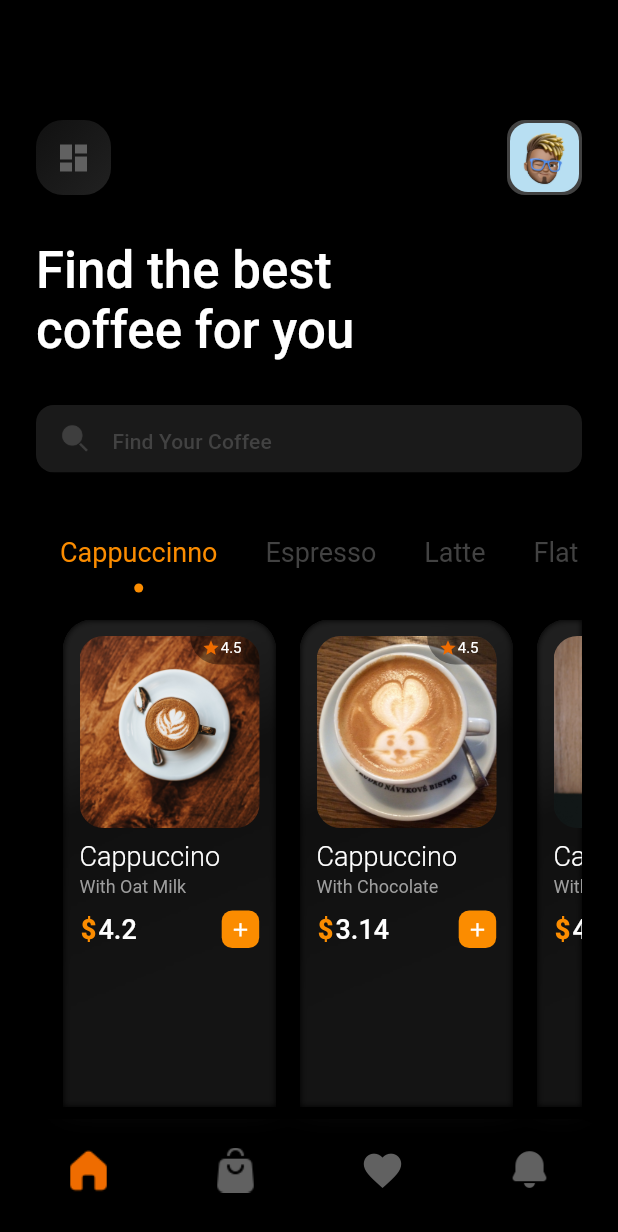
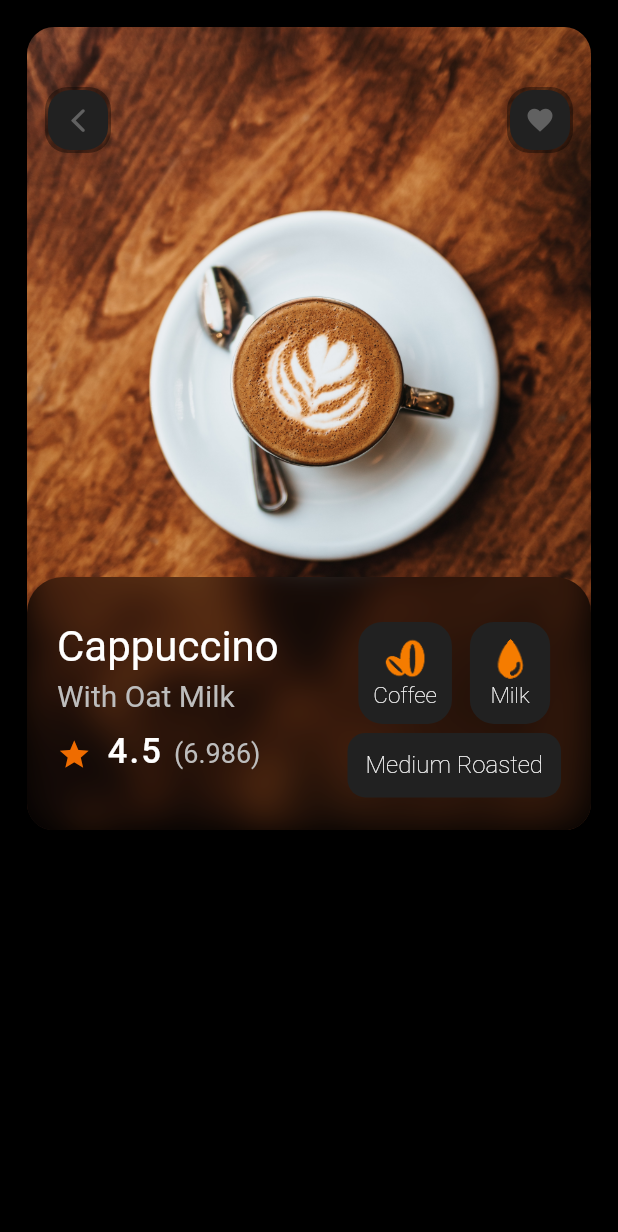
Before and after one commit to John-Daniels/flutter_coffee_shop_ui, a Flutter app: the screen it shows after launch, after a tap on "4.5", on a phone screen of 412 x 824 dp. Shown: the top 1232 px of the screen. Run offline on Flutter 3.47's test engine with Material 2 defaults, Android fonts, the phone set to English and light mode, and no system bars; our stand-ins replace tab_indicator_styler.

Commit message:
added: coffee datail screen

```diff
--- /dev/null
+++ b/lib/screens/coffee_detail/coffee_details.dart
@@ -0,0 +1,325 @@
+import 'dart:ui';
+
+import 'package:flutter/cupertino.dart';
+import 'package:flutter/material.dart';
+
+class CoffeeDetail extends StatefulWidget {
+  const CoffeeDetail({super.key});
+
+  @override
+  State<CoffeeDetail> createState() => _CoffeeDetailState();
+}
+
+class _CoffeeDetailState extends State<CoffeeDetail> {
+  @override
+  Widget build(BuildContext context) {
+    return Scaffold(
+      backgroundColor: Colors.black,
+      body: Padding(
+        padding: const EdgeInsets.all(18),
+        child: ListView(
+          physics: const BouncingScrollPhysics(),
+          children: [
+            ClipRRect(
+              borderRadius: BorderRadius.circular(18),
+              child: SizedBox(
+                height: MediaQuery.of(context).size.height * 0.65,
+                child: Stack(
+                  children: [
+                    SizedBox(
+                      width: double.infinity,
+                      child: Image.asset(
+                        'assets/images/coffee3.jpg',
+                        fit: BoxFit.cover,
+                        alignment: Alignment.bottomCenter,
+                      ),
+                    ),
+
+                    // appbar
+                    const MyFloatingAppBar(),
+
+                    // title + actions
+
+                    Positioned(
+                      bottom: -8,
+                      left: 0,
+                      right: 0,
+                      child: ClipRRect(
+                        borderRadius: const BorderRadius.only(
+                          topLeft: Radius.circular(24),
+                          topRight: Radius.circular(24),
+                        ),
+                        child: MyBackdrop(
+                          color: Colors.black45,
+                          child: Padding(
+                            padding: const EdgeInsets.symmetric(
+                              horizontal: 20,
+                              vertical: 30,
+                            ),
+                            child: Row(
+                              crossAxisAlignment: CrossAxisAlignment.start,
+                              children: [
+                                Column(
+                                  crossAxisAlignment: CrossAxisAlignment.start,
+                                  children: [
+                                    RichText(
+                                      text: TextSpan(
+                                        children: [
+                                          TextSpan(
+                                            text: 'Cappuccino\n',
+                                            style: Theme.of(context)
+                                                .textTheme
+                                                .headline4!
+                                                .copyWith(
+                                                  fontSize: 28,
+                                                  color: Colors.white,
+                                                ),
+                                          ),
+                                          TextSpan(
+                                            text: 'With Oat Milk',
+                                            style: Theme.of(context)
+                                                .textTheme
+                                                .bodySmall!
+                                                .copyWith(
+                                                  fontSize: 20,
+                                                  color: Colors.grey.shade400,
+                                                  // fontWeight: FontWeight.w300,
+                                                  height: 1.5,
+                                                ),
+                                          ),
+                                        ],
+                                      ),
+                                    ),
+                                    const SizedBox(height: 10),
+                                    Row(
+                                      mainAxisAlignment:
+                                          MainAxisAlignment.start,
+                                      crossAxisAlignment:
+                                          CrossAxisAlignment.end,
+                                      children: [
+                                        Icon(
+                                          Icons.star,
+                                          color: Colors.orange.shade800,
+                                          size: 23,
+                                        ),
+                                        const SizedBox(
+                                          width: 10,
+                                        ),
+                                        RichText(
+                                            text: TextSpan(children: [
+                                          TextSpan(
+                                            text: '4.5 ',
+                                            style: Theme.of(context)
+                                                .textTheme
+                                                .headline5!
+                                                .copyWith(
+                                                  letterSpacing: 1.5,
+                                                  fontSize: 23,
+                                                  fontWeight: FontWeight.w500,
+                                                  color: Colors.white,
+                                                ),
+                                          ),
+                                          TextSpan(
+                                              text: "(6.986)",
+                                              style: TextStyle(
+                                                fontSize: 18,
+                                                color: Colors.grey.shade400,
+                                              ))
+                                        ]))
+                                      ],
+                                    )
+                                  ],
+
+                                  // actions
+                                ),
+
+                                const Spacer(),
+                                // actions
+                                Column(
+                                  mainAxisAlignment: MainAxisAlignment.start,
+                                  children: [
+                                    Row(
+                                      children: const [
+                                        CoffeeDetailIcon(
+                                            title: 'Coffee',
+                                            icon:
+                                                'assets/icons/coffee_icon.png'),
+                                        SizedBox(width: 12),
+                                        CoffeeDetailIcon(
+                                          title: 'Milk',
+                                          icon:
+                                              'assets/icons/milk_drop_icon.png',
+                                        ),
+                                      ],
+                                    ),
+                                    const SizedBox(height: 6),
+                                    Container(
+                                      padding: const EdgeInsets.all(12),
+                                      decoration: BoxDecoration(
+                                        color: Colors.grey.shade900,
+                                        borderRadius: BorderRadius.circular(12),
+                                      ),
+                                      child: const Text(
+                                        'Medium Roasted',
+                                        style: TextStyle(
+                                          fontWeight: FontWeight.w200,
+                                          fontSize: 16,
+                                        ),
+                                      ),
+                                    )
+                                  ],
+                                )
+                              ],
+                            ),
+                          ),
+                        ),
+                      ),
+                    )
+                  ],
+                ),
+              ),
+            )
+          ],
+        ),
+      ),
+    );
+  }
+}
+
+class CoffeeDetailIcon extends StatelessWidget {
+  final String icon;
+  final String title;
+  const CoffeeDetailIcon({
+    Key? key,
+    required this.icon,
+    required this.title,
+  }) : super(key: key);
+
+  @override
+  Widget build(BuildContext context) {
+    return Container(
+      padding: const EdgeInsets.all(10),
+      decoration: BoxDecoration(
+        color: Colors.grey.shade900,
+        borderRadius: BorderRadius.circular(16),
+      ),
+      child: Column(
+        children: [
+          Image.asset(
+            icon,
+            color: Colors.orange.shade700,
+            height: 30,
+          ),
+          Text(
+            title,
+            style: const TextStyle(
+              fontWeight: FontWeight.w200,
+              fontSize: 15,
+            ),
+          )
+        ],
+      ),
+    );
+  }
+}
+
+class MyFloatingAppBar extends StatelessWidget {
+  const MyFloatingAppBar({
+    Key? key,
+  }) : super(key: key);
+
+  @override
+  Widget build(BuildContext context) {
+    return Positioned(
+      top: 0,
+      right: 0,
+      left: 0,
+      child: Container(
+        padding: const EdgeInsets.symmetric(
+          horizontal: 12,
+          vertical: 40,
+        ),
+        width: double.infinity,
+        child: Row(
+          mainAxisAlignment: MainAxisAlignment.spaceBetween,
+          children: [
+            MyAppBarIcon(
+              icon: Icon(
+                CupertinoIcons.back,
+                color: Colors.grey.shade700,
+              ),
+              onTap: () => Navigator.of(context).pop(),
+            ),
+            MyAppBarIcon(
+              icon: Padding(
+                padding: const EdgeInsets.all(2),
+                child: Icon(
+                  Icons.favorite,
+                  color: Colors.grey.shade700,
+                  size: 20,
+                ),
+              ),
+              onTap: () {},
+            ),
+          ],
+        ),
+      ),
+    );
+  }
+}
+
+class MyAppBarIcon extends StatelessWidget {
+  final Widget icon;
+  final VoidCallback onTap;
+  const MyAppBarIcon({
+    Key? key,
+    required this.icon,
+    required this.onTap,
+  }) : super(key: key);
+
+  @override
+  Widget build(BuildContext context) {
+    return GestureDetector(
+      onTap: onTap,
+      child: Container(
+        padding: const EdgeInsets.all(2),
+        decoration: BoxDecoration(
+          borderRadius: BorderRadius.circular(15),
+          color: Colors.black38,
+        ),
+        child: ClipRRect(
+          borderRadius: BorderRadius.circular(15),
+          child: Container(
+            color: Colors.grey.shade900,
+            padding: const EdgeInsets.all(8),
+            child: icon,
+          ),
+        ),
+      ),
+    );
+  }
+}
+
+class MyBackdrop extends StatelessWidget {
+  final Widget child;
+  final Color? color;
+
+  const MyBackdrop({
+    super.key,
+    required this.child,
+    this.color = Colors.transparent,
+  });
+
+  @override
+  Widget build(BuildContext context) {
+    return SizedBox(
+      child: BackdropFilter(
+        filter: ImageFilter.blur(sigmaX: 12, sigmaY: 12),
+        child: Container(
+          color: color,
+          child: child,
+        ),
+      ),
+    );
+  }
+}
--- a/lib/screens/home/home_screen.dart
+++ b/lib/screens/home/home_screen.dart
@@ -5,6 +5,7 @@ import 'package:coffee_shop_app/screens/home/widgets/my_bottom_nav.dart';
 import 'package:flutter/material.dart';
 import 'package:tab_indicator_styler/tab_indicator_styler.dart';
 
+import '../coffee_detail/coffee_details.dart';
 import 'widgets/coffee_cards/best_coffee_card.dart';
 import 'widgets/my_appbar.dart';
 import 'widgets/seach_bar.dart';
@@ -57,7 +58,7 @@ class _HomeScreenState extends State<HomeScreen> with TickerProviderStateMixin {
                 children: [
                   SizedBox(
                     height: MediaQuery.of(context).size.height * 0.5,
-                    child: Section1(
+                    child: MyTabs(
                       tabController: tabController,
                     ),
                   ),
@@ -72,9 +73,9 @@ class _HomeScreenState extends State<HomeScreen> with TickerProviderStateMixin {
   }
 }
 
-class Section1 extends StatelessWidget {
+class MyTabs extends StatelessWidget {
   final TabController tabController;
-  const Section1({super.key, required this.tabController});
+  const MyTabs({super.key, required this.tabController});
 
   @override
   Widget build(BuildContext context) {
@@ -137,7 +138,34 @@ class Section1 extends StatelessWidget {
             child: TabBarView(
               controller: tabController,
               children: [
-                SizedBox(
+                Column(
+                  children: [
+                    Section1(firstTabData: firstTabData),
+                  ],
+                ),
+                const Text('espress'),
+                const Text('Latte'),
+                const Text('Flat'),
+              ],
+            ),
+          ),
+        )
+      ],
+    );
+  }
+}
+
+class Section1 extends StatelessWidget {
+  const Section1({
+    Key? key,
+    required this.firstTabData,
+  }) : super(key: key);
+
+  final List<Coffee> firstTabData;
+
+  @override
+  Widget build(BuildContext context) {
+    return SizedBox(
       height: 240,
       child: ListView.builder(
         physics: const BouncingScrollPhysics(),
@@ -151,20 +179,19 @@ class Section1 extends StatelessWidget {
             addon: coffee.addon,
             imageUrl: coffee.imageUrl,
             price: coffee.price,
-                        onTap: () {},
-                        onAddToCart: () {},
+            onTap: () {
+              Navigator.of(context).push(
+                MaterialPageRoute(
+                  builder: (context) => const CoffeeDetail(),
+                ),
+              );
+            },
+            onAddToCart: () {
+              showMyModal(context);
+            },
           );
         },
       ),
-                ),
-                const Text('espress'),
-                const Text('Latte'),
-                const Text('Flat'),
-              ],
-            ),
-          ),
-        )
-      ],
     );
   }
 }
@@ -195,3 +222,22 @@ class MyGlassBoxx extends StatelessWidget {
     );
   }
 }
+
+void showMyModal(context) {
+  showModalBottomSheet(
+      backgroundColor: Colors.transparent,
+      context: context,
+      builder: (_) => BackdropFilter(
+            filter: ImageFilter.blur(
+              sigmaX: 4,
+              sigmaY: 4,
+            ),
+            child: Container(
+              color: Colors.black.withOpacity(0.9),
+              height: 470,
+              child: const Center(
+                child: Text('More Details here'),
+              ),
+            ),
+          ));
+}
--- a/lib/screens/home/widgets/my_bottom_nav.dart
+++ b/lib/screens/home/widgets/my_bottom_nav.dart
@@ -28,7 +28,7 @@ class MyBottomBar extends StatelessWidget {
           icon: Image.asset(
             'assets/icons/home_icon.png',
             color: colorfy(index, 0),
-            height: 30,
+            height: 28,
           ),
           label: 'Home',
         ),
```
Lines whose indentation alone changed are shown as unchanged.
